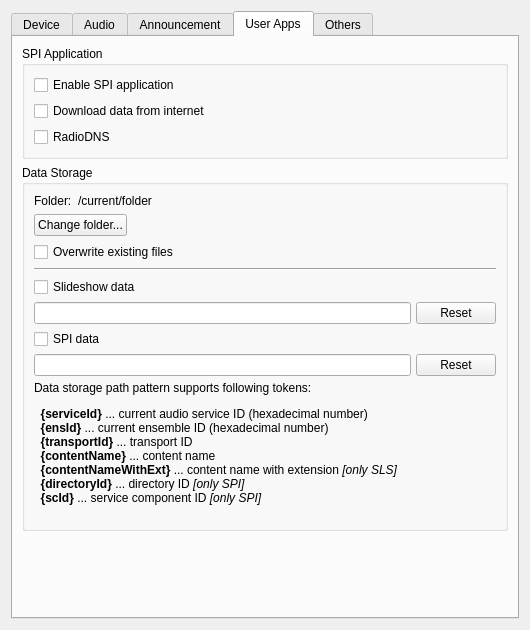
Before: the Qt Designer form gui/setupdialog.ui in KejPi/AbracaDABra, drawn with Qt 5.
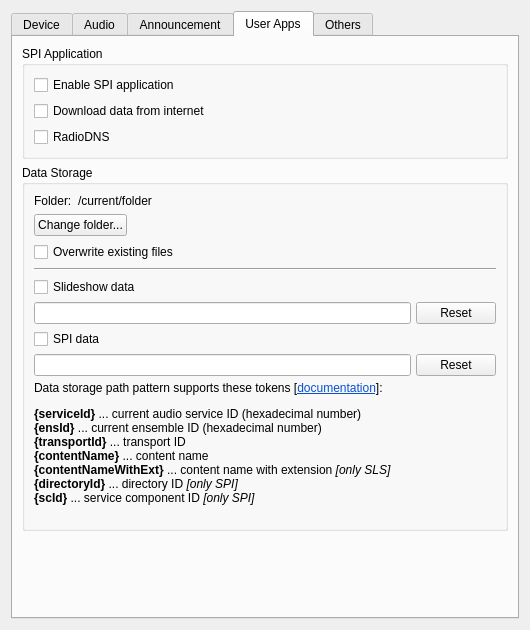
After: the same form once the commit is applied. Custom widgets are drawn as their Qt base class.

Commit message: feat: Link to documentation added to UA data storage settings

```diff
--- a/gui/setupdialog.ui
+++ b/gui/setupdialog.ui
@@ -1546,18 +1546,10 @@
             <item>
              <widget class="QLabel" name="dumpPatternHelpLabel">
               <property name="text">
-               <string>&lt;html&gt;&lt;head/&gt;&lt;body&gt;
-&lt;p&gt;Data storage path pattern supports following tokens:&lt;/p&gt;
-&lt;p&gt;
-&amp;nbsp;&amp;nbsp;&lt;b&gt;{serviceId}&lt;/b&gt; ... current audio service ID (hexadecimal number)&lt;br&gt;
-&amp;nbsp;&amp;nbsp;&lt;b&gt;{ensId}&lt;/b&gt; ... current ensemble ID (hexadecimal number)&lt;br&gt;
-&amp;nbsp;&amp;nbsp;&lt;b&gt;{transportId}&lt;/b&gt; ... transport ID&lt;br&gt;
-&amp;nbsp;&amp;nbsp;&lt;b&gt;{contentName}&lt;/b&gt; ... content name&lt;br&gt;
-&amp;nbsp;&amp;nbsp;&lt;b&gt;{contentNameWithExt}&lt;/b&gt; ... content name with extension &lt;i&gt;[only SLS]&lt;/i&gt;&lt;br&gt;
-&amp;nbsp;&amp;nbsp;&lt;b&gt;{directoryId}&lt;/b&gt; ... directory ID &lt;i&gt;[only SPI]&lt;/i&gt;&lt;br&gt;  
-&amp;nbsp;&amp;nbsp;&lt;b&gt;{scId}&lt;/b&gt; ... service component ID &lt;i&gt;[only SPI]&lt;/i&gt;&lt;br&gt;
-&lt;/p&gt;
-&lt;/body&gt;&lt;/html&gt;</string>
+               <string>&lt;html&gt;&lt;head/&gt;&lt;body&gt;&lt;p&gt;Data storage path pattern supports these tokens [&lt;a href=&quot;https://github.com/KejPi/AbracaDABra/blob/main/README.md#user-application-data-storage&quot;&gt;&lt;span style=&quot; text-decoration: underline; color:#094fd1;&quot;&gt;documentation&lt;/span&gt;&lt;/a&gt;]: &lt;/p&gt;&lt;p&gt;&lt;span style=&quot; font-weight:700;&quot;&gt;{serviceId}&lt;/span&gt; ... current audio service ID (hexadecimal number)&lt;br/&gt;&lt;span style=&quot; font-weight:700;&quot;&gt;{ensId}&lt;/span&gt; ... current ensemble ID (hexadecimal number)&lt;br/&gt;&lt;span style=&quot; font-weight:700;&quot;&gt;{transportId}&lt;/span&gt; ... transport ID&lt;br/&gt;&lt;span style=&quot; font-weight:700;&quot;&gt;{contentName}&lt;/span&gt; ... content name&lt;br/&gt;&lt;span style=&quot; font-weight:700;&quot;&gt;{contentNameWithExt}&lt;/span&gt; ... content name with extension &lt;span style=&quot; font-style:italic;&quot;&gt;[only SLS]&lt;/span&gt;&lt;br/&gt;&lt;span style=&quot; font-weight:700;&quot;&gt;{directoryId}&lt;/span&gt; ... directory ID &lt;span style=&quot; font-style:italic;&quot;&gt;[only SPI]&lt;/span&gt;&lt;br/&gt;&lt;span style=&quot; font-weight:700;&quot;&gt;{scId}&lt;/span&gt; ... service component ID &lt;span style=&quot; font-style:italic;&quot;&gt;[only SPI]&lt;/span&gt;&lt;br/&gt;&lt;/p&gt;&lt;/body&gt;&lt;/html&gt;</string>
+              </property>
+              <property name="textFormat">
+               <enum>Qt::RichText</enum>
               </property>
               <property name="wordWrap">
                <bool>true</bool>
```
Left out of the diff: 6 changed lines with no effect on the pictures.
